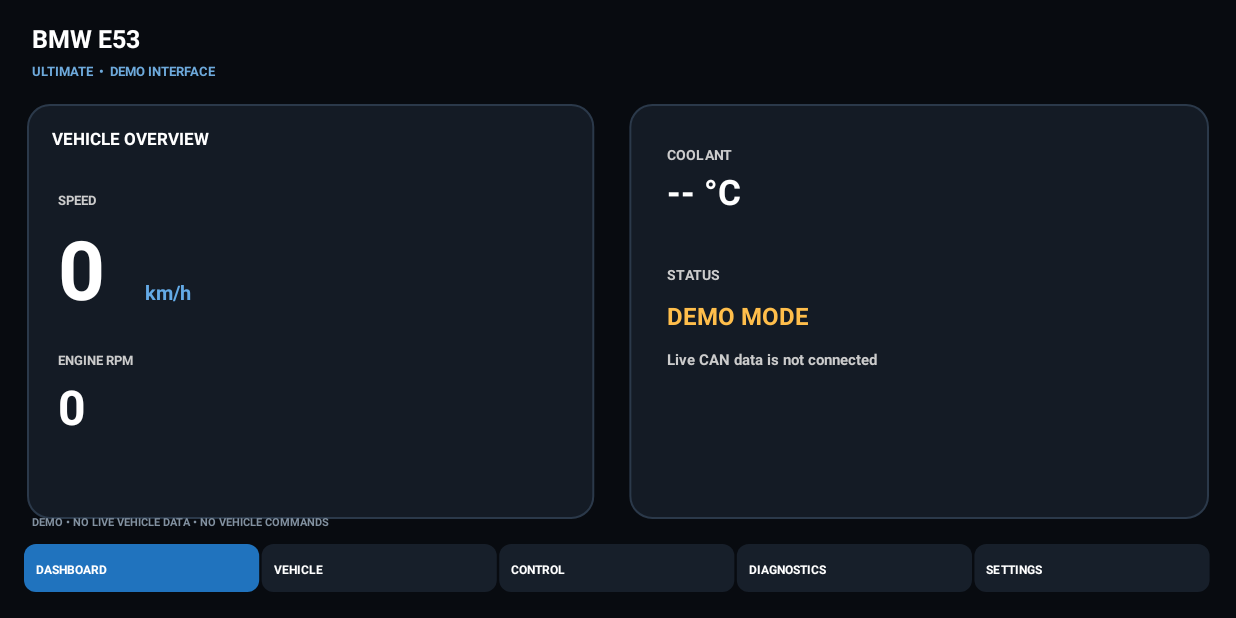
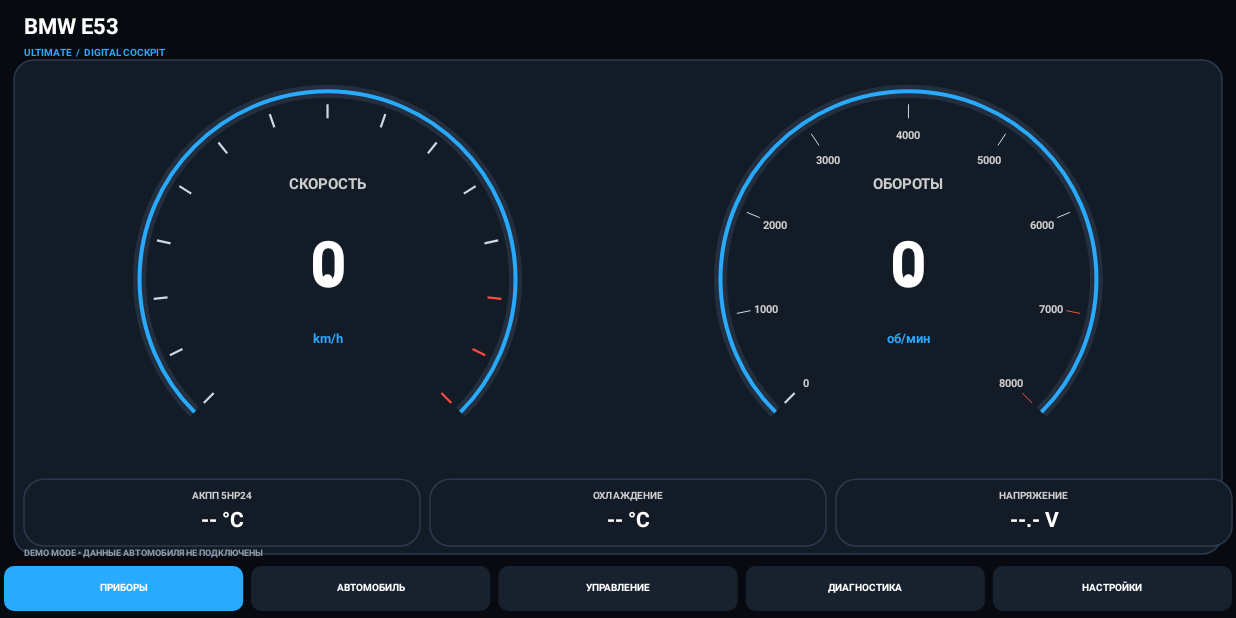
Before and after one commit to barondollar-droid/BMW-E53-Ultimate, an Android app: the screen it shows after launch (MainActivity), on a phone screen of 824 x 412 dp (held sideways). Run offline under Robolectric (Android 15) with nearby library versions, the phone set to English and light mode, and no system bars.

Commit message:
Add files via upload

```diff
--- a/app/src/main/java/com/bmwe53/ultimate/MainActivity.java
+++ b/app/src/main/java/com/bmwe53/ultimate/MainActivity.java
@@ -8,67 +8,58 @@ import android.view.*;
 public class MainActivity extends Activity {
     @Override public void onCreate(Bundle b) {
         super.onCreate(b);
-        getWindow().getDecorView().setSystemUiVisibility(
-            View.SYSTEM_UI_FLAG_FULLSCREEN | View.SYSTEM_UI_FLAG_HIDE_NAVIGATION |
-            View.SYSTEM_UI_FLAG_IMMERSIVE_STICKY);
+        getWindow().getDecorView().setSystemUiVisibility(View.SYSTEM_UI_FLAG_FULLSCREEN | View.SYSTEM_UI_FLAG_HIDE_NAVIGATION | View.SYSTEM_UI_FLAG_IMMERSIVE_STICKY);
         setContentView(new Dashboard());
     }
 
     class Dashboard extends View {
-        Paint p = new Paint(3);
-        String[] pages = {"DASHBOARD", "VEHICLE", "CONTROL", "DIAGNOSTICS", "SETTINGS"};
-        int page = 0;
+        Paint p = new Paint(Paint.ANTI_ALIAS_FLAG);
+        String[] pages = {"ПРИБОРЫ", "АВТОМОБИЛЬ", "УПРАВЛЕНИЕ", "ДИАГНОСТИКА", "НАСТРОЙКИ"};
+        int page = 0, theme = 0;
+        final int[][] accents = {{40,170,255},{255,55,55},{30,220,145},{255,165,35}};
         Dashboard() { super(MainActivity.this); setLayerType(View.LAYER_TYPE_SOFTWARE, null); }
-        void text(Canvas c, String s, float x, float y, float size, int color) {
-            p.setColor(color); p.setTextSize(size); p.setTypeface(Typeface.create("sans-serif", Typeface.BOLD));
-            c.drawText(s, x, y, p);
+        int accent(){ int[] a=accents[theme]; return Color.rgb(a[0],a[1],a[2]); }
+        void paint(int color){ p.setColor(color); p.setStyle(Paint.Style.FILL); p.setStrokeWidth(1); }
+        void text(Canvas c,String s,float x,float y,float size,int color){ paint(color); p.setTypeface(Typeface.create("sans-serif",Typeface.BOLD)); p.setTextSize(size); c.drawText(s,x,y,p); }
+        void center(Canvas c,String s,float x,float y,float size,int color){ paint(color); p.setTypeface(Typeface.create("sans-serif",Typeface.BOLD)); p.setTextSize(size); c.drawText(s,x-p.measureText(s)/2,y,p); }
+        void panel(Canvas c,float l,float t,float r,float b){ paint(Color.rgb(19,27,39)); c.drawRoundRect(l,t,r,b,20,20,p); p.setStyle(Paint.Style.STROKE); p.setStrokeWidth(1.5f); p.setColor(Color.rgb(43,58,77)); c.drawRoundRect(l,t,r,b,20,20,p); p.setStyle(Paint.Style.FILL); }
+        void gauge(Canvas c,float cx,float cy,float radius,String title,String value,String unit,int max,int divisions){
+            int a=accent(); paint(Color.rgb(35,47,63)); p.setStyle(Paint.Style.STROKE); p.setStrokeWidth(13); c.drawArc(cx-radius,cy-radius,cx+radius,cy+radius,135,270,false,p);
+            p.setColor(a); p.setStrokeWidth(4); c.drawArc(cx-radius,cy-radius,cx+radius,cy+radius,135,270,false,p);
+            p.setStrokeWidth(2.2f);
+            for(int i=0;i<=divisions;i++){
+                float angle=(float)Math.toRadians(135+270f*i/divisions); float r1=radius-13, r2=radius-27;
+                p.setColor(i>divisions*0.82?Color.rgb(255,75,65):Color.rgb(205,218,230));
+                c.drawLine(cx+(float)Math.cos(angle)*r1,cy+(float)Math.sin(angle)*r1,cx+(float)Math.cos(angle)*r2,cy+(float)Math.sin(angle)*r2,p);
+                if(divisions<=8){ String n=String.valueOf(max*i/divisions); float tx=cx+(float)Math.cos(angle)*(radius-43),ty=cy+(float)Math.sin(angle)*(radius-43)+5; center(c,n,tx,ty,11,Color.LTGRAY); }
+            }
+            center(c,title,cx,cy-radius*.48f,15,Color.LTGRAY); center(c,value,cx,cy+8,Math.max(28,radius*.34f),Color.WHITE); center(c,unit,cx,cy+radius*.34f,13,a);
+            paint(Color.WHITE); c.drawCircle(cx,cy,5,p);
         }
-        void panel(Canvas c, float l, float t, float r, float b) {
-            p.setColor(Color.rgb(20,27,37)); c.drawRoundRect(l,t,r,b,22,22,p);
-            p.setStyle(Paint.Style.STROKE); p.setStrokeWidth(2); p.setColor(Color.rgb(43,57,74));
-            c.drawRoundRect(l,t,r,b,22,22,p); p.setStyle(Paint.Style.FILL);
+        @Override protected void onDraw(Canvas c){
+            float w=getWidth(),h=getHeight(); c.drawColor(Color.rgb(7,11,17));
+            text(c,"BMW E53",24,34,22,Color.WHITE); text(c,"ULTIMATE  /  DIGITAL COCKPIT",24,56,10,accent());
+            float navY=h-52;
+            if(page==0){
+                float top=72, bottom=navY-12, areaH=bottom-top;
+                float r=Math.min(w*.205f,areaH*.39f); float cy=top+areaH*.43f;
+                float leftCx=w*.265f, rightCx=w*.735f;
+                panel(c,14,top-12,w-14,bottom);
+                gauge(c,leftCx,cy,r,"СКОРОСТЬ","0","km/h",280,14);
+                gauge(c,rightCx,cy,r,"ОБОРОТЫ","0","об/мин",8000,8);
+                float cardY=cy+r+12, cardH=Math.max(48,bottom-cardY-8), gap=10, cardW=(w-48)/3f;
+                String[] labels={"АКПП 5HP24","ОХЛАЖДЕНИЕ","НАПРЯЖЕНИЕ"}; String[] vals={"-- °C","-- °C","--.- V"};
+                for(int i=0;i<3;i++){float x=24+i*(cardW+gap); panel(c,x,cardY,x+cardW,cardY+cardH); center(c,labels[i],x+cardW/2,cardY+20,10,Color.LTGRAY); center(c,vals[i],x+cardW/2,cardY+Math.min(cardH-8,48),21,Color.WHITE);}
+                text(c,"DEMO MODE • ДАННЫЕ АВТОМОБИЛЯ НЕ ПОДКЛЮЧЕНЫ",24,h-62,9,Color.rgb(145,158,174));
+            } else {
+                panel(c,18,75,w-18,navY-12); text(c,pages[page],38,112,19,Color.WHITE);
+                if(page==1){text(c,"Двери: нет связи",40,165,16,Color.LTGRAY);text(c,"Стёкла: нет связи",40,205,16,Color.LTGRAY);text(c,"Состояние автомобиля: DEMO",40,245,16,Color.LTGRAY);}
+                else if(page==2){text(c,"Команды автомобилю отключены",40,165,16,Color.LTGRAY);text(c,"CAN-интерфейс не настроен",40,205,16,Color.LTGRAY);}
+                else if(page==3){text(c,"Чтение ошибок пока не реализовано",40,165,16,Color.LTGRAY);text(c,"Подключение к блоку CAN отсутствует",40,205,16,Color.LTGRAY);}
+                else {text(c,"Цвет оформления:",40,165,16,Color.LTGRAY);String[] names={"BMW BLUE","M RED","MINT","AMBER"}; for(int i=0;i<4;i++){float x=40+i*(w-100)/4f; paint(Color.rgb(accents[i][0],accents[i][1],accents[i][2])); c.drawCircle(x+12,220,10,p); text(c,names[i],x+28,224,10,Color.WHITE);} text(c,"Нажми на цвет для выбора",40,270,13,Color.LTGRAY); text(c,"Шкалы: 280 км/ч и 8000 об/мин",40,315,14,Color.LTGRAY);}
+            }
+            float cell=w/5f; for(int i=0;i<5;i++){float x=i*cell+4; paint(i==page?accent():Color.rgb(24,34,47)); c.drawRoundRect(x,navY,x+cell-8,h-7,10,10,p); center(c,pages[i],x+(cell-8)/2,navY+25,Math.max(8,Math.min(10,w/85f)),Color.WHITE);}
         }
-        @Override protected void onDraw(Canvas c) {
-            float w=getWidth(), h=getHeight();
-            c.drawColor(Color.rgb(8,11,16));
-            text(c,"BMW E53",32,48,25,Color.WHITE);
-            text(c,"ULTIMATE  •  DEMO INTERFACE",32,76,13,Color.rgb(110,170,220));
-            float navY=h-74;
-            for(int i=0;i<pages.length;i++){
-                float x=24+i*(w-48)/5f;
-                p.setColor(i==page?Color.rgb(32,115,190):Color.rgb(23,31,42));
-                c.drawRoundRect(x,navY,x+(w-60)/5f,navY+48,12,12,p);
-                text(c,pages[i],x+12,navY+30,12,Color.WHITE);
-            }
-            if(page==0){
-                panel(c,28,105,w*.48f,h-100); panel(c,w*.51f,105,w-28,h-100);
-                text(c,"VEHICLE OVERVIEW",52,145,17,Color.WHITE);
-                text(c,"SPEED",58,205,13,Color.LTGRAY); text(c,"0",58,300,82,Color.WHITE);
-                text(c,"km/h",145,300,20,Color.rgb(100,170,230));
-                text(c,"ENGINE RPM",58,365,13,Color.LTGRAY); text(c,"0",58,425,48,Color.WHITE);
-                text(c,"COOLANT",w*.54f,160,14,Color.LTGRAY);
-                text(c,"-- °C",w*.54f,205,35,Color.WHITE);
-                text(c,"STATUS",w*.54f,280,14,Color.LTGRAY);
-                text(c,"DEMO MODE",w*.54f,325,24,Color.rgb(255,190,75));
-                text(c,"Live CAN data is not connected",w*.54f,365,15,Color.LTGRAY);
-            } else {
-                panel(c,28,105,w-28,h-100);
-                text(c,pages[page],55,160,22,Color.WHITE);
-                String[] lines = page==1 ? new String[]{"Doors: demo only","Windows: demo only","Vehicle status: not connected"} :
-                    page==2 ? new String[]{"Central locking: not connected","Window control: disabled in demo","No commands are sent to the vehicle"} :
-                    page==3 ? new String[]{"Diagnostics interface placeholder","No fault codes are being read","Connect a verified CAN interface later"} :
-                    new String[]{"Display: landscape","Theme: BMW dark blue","CAN integration: not configured"};
-                for(int i=0;i<lines.length;i++) text(c,lines[i],58,225+i*55,19,Color.LTGRAY);
-            }
-            text(c,"DEMO • NO LIVE VEHICLE DATA • NO VEHICLE COMMANDS",32,h-92,11,Color.rgb(130,145,160));
-        }
-        @Override public boolean onTouchEvent(android.view.MotionEvent e) {
-            if(e.getAction()==MotionEvent.ACTION_UP && e.getY()>getHeight()-90) {
-                float cell=(getWidth()-48)/5f;
-                page=Math.max(0,Math.min(4,(int)((e.getX()-24)/cell)));
-                invalidate(); return true;
-            }
-            return true;
-        }
+        @Override public boolean onTouchEvent(MotionEvent e){ if(e.getAction()==MotionEvent.ACTION_UP){float w=getWidth(),h=getHeight(),navY=h-52;if(e.getY()>navY){page=Math.max(0,Math.min(4,(int)(e.getX()/(w/5f))));invalidate();return true;} if(page==4 && e.getY()>185 && e.getY()<245){int idx=(int)((e.getX()-40)/((w-100)/4f));theme=Math.max(0,Math.min(3,idx));invalidate();return true;} } return true; }
     }
 }
```
Also changed, not shown: 1 other file.
